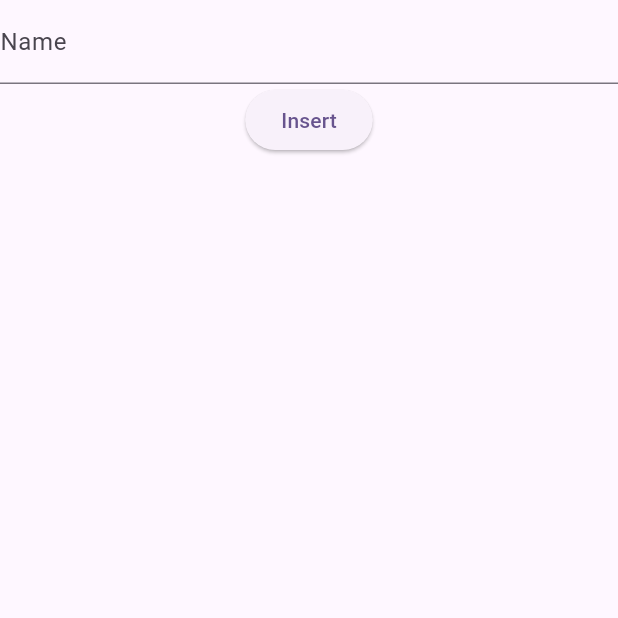
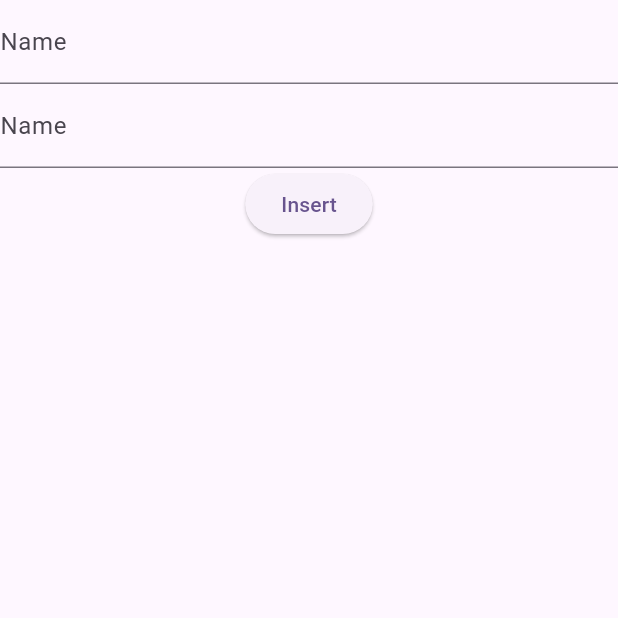
Before and after one commit to sitthatot/Flutter_firebase_learn, a Flutter app: the screen it shows after launch, after a tap on "Insert", on a phone screen of 412 x 824 dp, the top half of it. Run offline on Flutter 3.47's test engine with Material 2 defaults, Android fonts, the phone set to English and light mode, and no system bars; our stand-ins replace firebase_core, firebase_database; accounts and stored records are empty.

Commit message:
add array of data to Firebase

```diff
--- a/lib/main.dart
+++ b/lib/main.dart
@@ -34,6 +34,7 @@ class MyHomePage extends StatefulWidget {
 
 class _MyHomePageState extends State<MyHomePage> {
   final nameController = TextEditingController();
+  final ageController = TextEditingController();
   late DatabaseReference dbRef;
 
   @override
@@ -52,9 +53,17 @@ class _MyHomePageState extends State<MyHomePage> {
             controller: nameController,
             decoration: InputDecoration(label: Text("Name")),
           ),
+          TextField(
+            controller: ageController,
+            decoration: InputDecoration(label: Text("Name")),
+          ),
           ElevatedButton(
               onPressed: () {
-                dbRef.push().set(nameController.text);
+                Map<String, String> user = {
+                  'name': nameController.text,
+                  'age': ageController.text
+                };
+                dbRef.push().set(user);
               },
               child: Text("Insert"))
         ],
```
